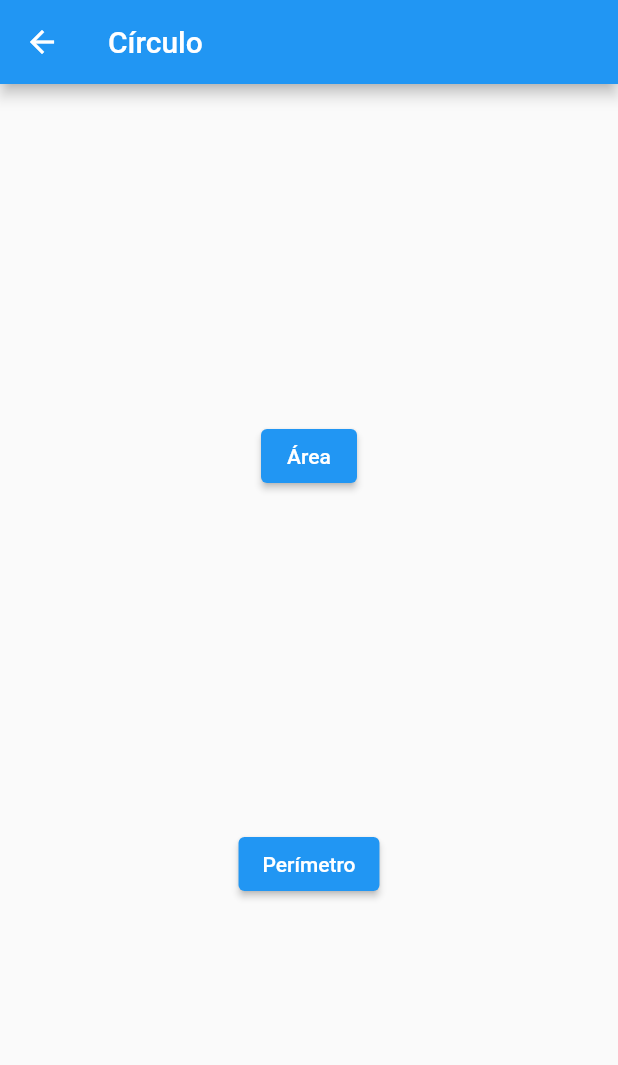
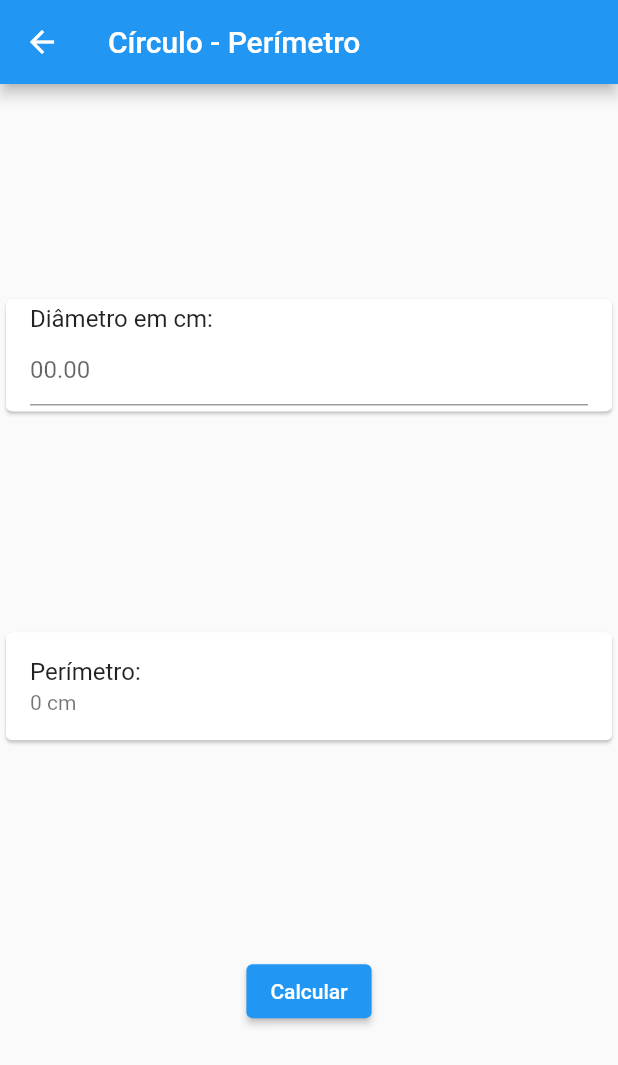
Before and after one commit to guimitsu/AtividadeGIT, a Flutter app: the CirculoFuncoes screen opened directly, after a tap on "Perímetro", on a phone screen of 412 x 824 dp. Shown: the top 1065 px of the screen. Run offline on Flutter 3.47's test engine with Material 2 defaults, Android fonts, the phone set to English and light mode, and no system bars.

Commit message:
adicionada a função para calcular o perímetro do círculo

```diff
--- a/calculo_geometria/lib/main.dart
+++ b/calculo_geometria/lib/main.dart
@@ -1,4 +1,5 @@
 import 'package:flutter/material.dart';
+import 'dart:math';
 
 void main() {
   runApp(AppWidget());
@@ -55,10 +56,77 @@ class CirculoFuncoes extends StatelessWidget {
           crossAxisAlignment: CrossAxisAlignment.center,
           children: [
             ElevatedButton(onPressed: () {}, child: Text('Área')),
-            ElevatedButton(onPressed: () {}, child: Text('Perímetro')),
+            ElevatedButton(
+                onPressed: () {
+                  Navigator.push(context, MaterialPageRoute(builder: (context) {
+                    return CirculoPerimetro();
+                  }));
+                },
+                child: Text('Perímetro')),
           ],
         ),
       ),
     );
   }
 }
+
+class CirculoPerimetro extends StatefulWidget {
+  @override
+  _CirculoPerimetroState createState() => _CirculoPerimetroState();
+}
+
+class _CirculoPerimetroState extends State<CirculoPerimetro> {
+  final TextEditingController _diametro = TextEditingController();
+  double _perimetro = 0;
+  String _resultado = '0';
+
+  void _calcularPerimetro() {
+    setState(() {
+      _perimetro = (double.tryParse(_diametro.text) * 2 * pi);
+      if (_perimetro == null) {
+        _resultado = '0';
+      } else {
+        _resultado = _perimetro.toStringAsPrecision(4);
+      }
+    });
+  }
+
+  @override
+  Widget build(BuildContext context) {
+    return Scaffold(
+      appBar: AppBar(
+        title: Text('Círculo - Perímetro'),
+      ),
+      body: Container(
+        alignment: Alignment.center,
+        child: Column(
+          mainAxisAlignment: MainAxisAlignment.spaceEvenly,
+          crossAxisAlignment: CrossAxisAlignment.center,
+          children: [
+            Card(
+              child: ListTile(
+                title: Text('Diâmetro em cm:'),
+                subtitle: TextField(
+                  controller: _diametro,
+                  decoration: InputDecoration(hintText: '00.00'),
+                  keyboardType: TextInputType.number,
+                ),
+              ),
+            ),
+            Card(
+              child: ListTile(
+                title: Text('Perímetro:'),
+                subtitle: Text('$_resultado cm'),
+              ),
+            ),
+            ElevatedButton(
+                onPressed: () {
+                  _calcularPerimetro();
+                },
+                child: Text('Calcular')),
+          ],
+        ),
+      ),
+    );
+  }
+}
```
